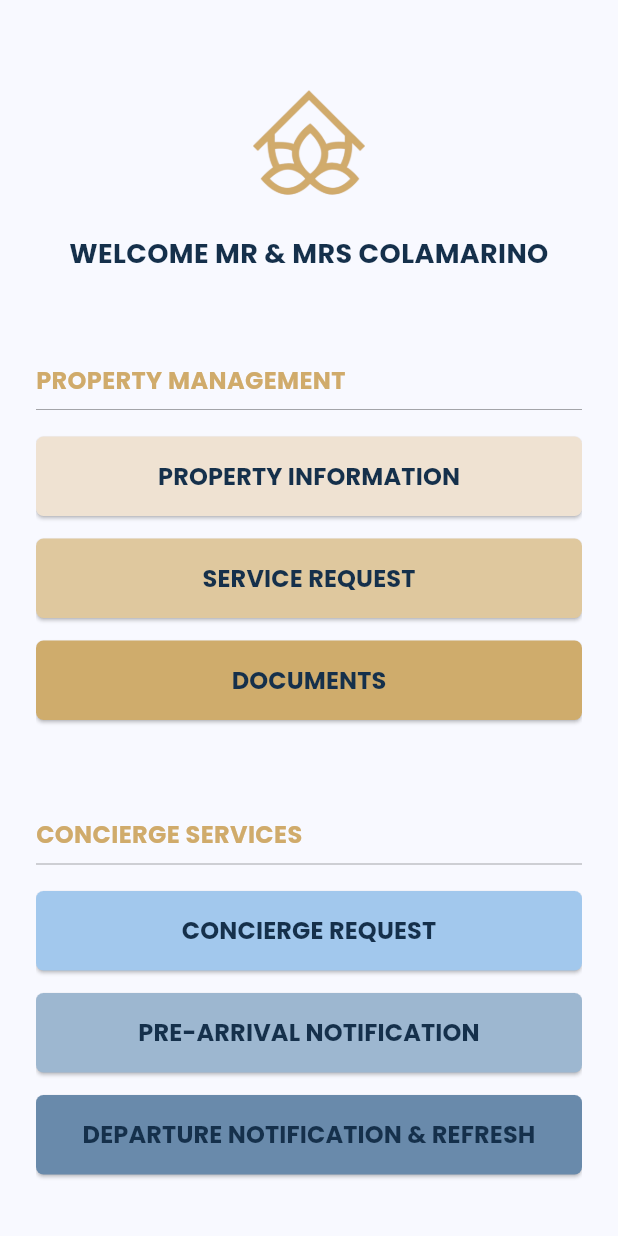
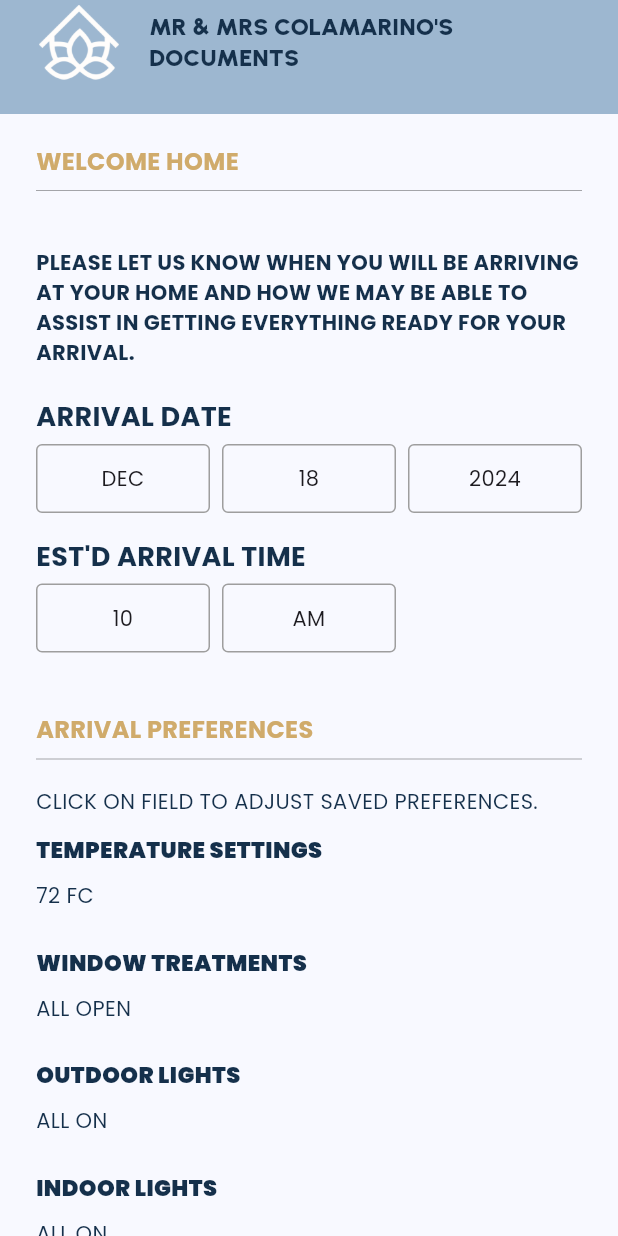
Before and after one commit to flyapex/LotusPMC-App, a Flutter app: the HomeScreen screen opened directly, after a tap on "PRE-ARRIVAL NOTIFICATION", on a phone screen of 412 x 824 dp. Run offline on Flutter 3.47's test engine with Material 3 defaults, Android fonts, the phone set to English and light mode, and no system bars; our stand-ins replace get, google_fonts; missing offline and left inert: colorful_iconify_flutter, iconify_flutter.

Commit message:
design done✅

```diff
--- a/lib/screen/home.dart
+++ b/lib/screen/home.dart
@@ -5,8 +5,10 @@ import 'package:lotuspmc/screen/service_request.dart';
 import 'package:lotuspmc/service/style/color.dart';
 
 import 'concierge_request.dart';
+import 'departure_nofitication.dart';
 import 'documents.dart';
 import 'home_improvement_services.dart';
+import 'pre_arrival_notification.dart';
 import 'widget/button.dart';
 import 'widget/text.dart';
 
@@ -71,14 +73,14 @@ class HomeScreen extends StatelessWidget {
               text: 'PRE-ARRIVAL NOTIFICATION',
               color: mutedText,
               onTap: () {
-                // Get.to(() => const PropertyInformationScreen());
+                Get.to(() => const PreArrivalNotification());
               },
             ),
             ActionButton(
               text: 'DEPARTURE NOTIFICATION & REFRESH',
               color: borderColor,
               onTap: () {
-                // Get.to(() => const PropertyInformationScreen());
+                Get.to(() => const DepartureNofitication());
               },
             ),
             const SizedBox(height: 30),
--- /dev/null
+++ b/lib/screen/pre_arrival_notification.dart
@@ -0,0 +1,92 @@
+import 'package:flutter/material.dart';
+import 'package:get/get.dart';
+import 'package:lotuspmc/screen/widget/button.dart';
+import 'package:lotuspmc/screen/widget/date_time.dart';
+import 'package:lotuspmc/service/style/color.dart';
+import 'widget/appbar.dart';
+import 'widget/text.dart';
+
+class PreArrivalNotification extends StatefulWidget {
+  const PreArrivalNotification({super.key});
+
+  @override
+  State<PreArrivalNotification> createState() => _PreArrivalNotificationState();
+}
+
+class _PreArrivalNotificationState extends State<PreArrivalNotification> {
+  @override
+  Widget build(BuildContext context) {
+    return Scaffold(
+      appBar: MyappBar(
+        title: "MR & MRS COLAMARINO'S\nDOCUMENTS",
+        backgroundColor: mutedText,
+      ),
+      body: SingleChildScrollView(
+        child: Column(
+          crossAxisAlignment: CrossAxisAlignment.start,
+          children: [
+            const TitleWithBorder(title: 'WELCOME HOME'),
+            Text(
+              'PLEASE LET US KNOW WHEN YOU WILL BE ARRIVING AT YOUR HOME AND HOW WE MAY BE ABLE TO ASSIST IN GETTING EVERYTHING READY FOR YOUR ARRIVAL.',
+              style: TextStyle(
+                fontWeight: FontWeight.bold,
+                color: secondary,
+              ),
+            ).paddingSymmetric(vertical: 20),
+            CustomDateTimePicker(
+              title: "ARRIVAL DATE",
+              subtitle: "EST'D ARRIVAL TIME",
+              initialDate: DateTime.now(),
+              onDateTimeChanged: (DateTime selectedDateTime) {
+                // Handle the selected date-time here
+                debugPrint('Selected DateTime: $selectedDateTime');
+              },
+            ),
+            const TitleWithBorder(title: 'ARRIVAL PREFERENCES').paddingOnly(
+              top: 20,
+            ),
+            Text(
+              'CLICK ON FIELD TO ADJUST SAVED PREFERENCES.',
+              style: TextStyle(
+                color: secondary,
+              ),
+            ),
+            const SubTitleWithBorder(
+              title: 'TEMPERATURE SETTINGS',
+              subtitle: '72 FC',
+            ),
+            const SubTitleWithBorder(
+              title: 'WINDOW TREATMENTS',
+              subtitle: 'ALL OPEN',
+            ),
+            const SubTitleWithBorder(
+              title: 'OUTDOOR LIGHTS',
+              subtitle: 'ALL ON',
+            ),
+            const SubTitleWithBorder(
+              title: 'INDOOR LIGHTS',
+              subtitle: 'ALL ON',
+            ),
+            SubmitButton(
+              onSubmit: () {},
+            ),
+            Text(
+              'FOR ANY ADDITIONAL SPECIAL REQUESTS REGARDING YOUR ARRIVAL, PLEASE ENTER THOSE IN THE CONCIERGE TAB.',
+              style: TextStyle(
+                color: secondary,
+                fontWeight: FontWeight.bold,
+              ),
+            ).paddingSymmetric(vertical: 20),
+            Align(
+              alignment: Alignment.topRight,
+              child: SubmitButton(
+                title: 'CONCIERGE TAB',
+                onSubmit: () {},
+              ),
+            ),
+          ],
+        ).paddingSymmetric(horizontal: 24),
+      ),
+    );
+  }
+}
--- a/lib/screen/widget/button.dart
+++ b/lib/screen/widget/button.dart
@@ -1,4 +1,5 @@
 import 'package:flutter/material.dart';
+import 'package:get/get.dart';
 import 'package:lotuspmc/service/style/color.dart';
 
 class ActionButton extends StatelessWidget {
@@ -40,3 +41,36 @@ class ActionButton extends StatelessWidget {
     );
   }
 }
+
+class SubmitButton extends StatelessWidget {
+  final Function onSubmit;
+  final String title;
+  const SubmitButton(
+      {super.key, required this.onSubmit, this.title = 'SUBMIT'});
+
+  @override
+  Widget build(BuildContext context) {
+    return ElevatedButton(
+      onPressed: () {
+        onSubmit();
+      },
+      style: ElevatedButton.styleFrom(
+          backgroundColor: lightBackground,
+          padding: const EdgeInsets.symmetric(vertical: 12, horizontal: 20),
+          shape: RoundedRectangleBorder(
+            borderRadius: BorderRadius.circular(5),
+          ),
+          textStyle:
+              const TextStyle(fontSize: 14, fontWeight: FontWeight.w100)),
+      child: Text(
+        // 'SUBMIT',
+        title,
+        style: TextStyle(
+          fontSize: 16,
+          fontWeight: FontWeight.bold,
+          color: secondary,
+        ),
+      ),
+    ).paddingSymmetric(vertical: 10);
+  }
+}
--- /dev/null
+++ b/lib/screen/widget/date_time.dart
@@ -0,0 +1,216 @@
+import 'package:flutter/cupertino.dart';
+import 'package:flutter/material.dart';
+import 'package:get/get.dart';
+import 'package:lotuspmc/service/style/color.dart';
+
+class CustomDateTimePicker extends StatefulWidget {
+  final String title;
+  final String subtitle;
+  final Function(DateTime) onDateTimeChanged;
+  final DateTime initialDate;
+
+  const CustomDateTimePicker({
+    super.key,
+    required this.title,
+    required this.subtitle,
+    required this.onDateTimeChanged,
+    required this.initialDate,
+  });
+
+  @override
+  State<CustomDateTimePicker> createState() => _CustomDateTimePickerState();
+}
+
+class _CustomDateTimePickerState extends State<CustomDateTimePicker> {
+  final List<String> months = [
+    "JAN",
+    "FEB",
+    "MAR",
+    "APR",
+    "MAY",
+    "JUN",
+    "JUL",
+    "AUG",
+    "SEP",
+    "OCT",
+    "NOV",
+    "DEC"
+  ];
+
+  late String selectedMonth;
+  late String selectedDay;
+  late String selectedYear;
+  late String selectedHour;
+  late String selectedMinute;
+  late String selectedPeriod;
+
+  @override
+  void initState() {
+    super.initState();
+    // Initialize the values based on the provided initial date
+    selectedMonth = months[widget.initialDate.month - 1];
+    selectedDay = widget.initialDate.day.toString().padLeft(2, '0');
+    selectedYear = widget.initialDate.year.toString();
+    selectedHour =
+        (widget.initialDate.hour % 12 == 0 ? 12 : widget.initialDate.hour % 12)
+            .toString()
+            .padLeft(2, '0');
+    selectedMinute = widget.initialDate.minute.toString().padLeft(2, '0');
+    selectedPeriod = widget.initialDate.hour >= 12 ? "PM" : "AM";
+  }
+
+  List<String> _getDaysInMonth(String month, String year) {
+    int monthIndex = months.indexOf(month) + 1;
+    int yearInt = int.parse(year);
+
+    // Determine the number of days in the selected month
+    int daysInMonth = DateTime(yearInt, monthIndex + 1, 0).day;
+
+    return List.generate(
+        daysInMonth, (i) => (i + 1).toString().padLeft(2, '0'));
+  }
+
+  DateTime _getSelectedDateTime() {
+    int monthIndex = months.indexOf(selectedMonth) + 1;
+    int day = int.parse(selectedDay);
+    int year = int.parse(selectedYear);
+    int hour = int.parse(selectedHour);
+    if (selectedPeriod == "PM" && hour != 12) hour += 12;
+    if (selectedPeriod == "AM" && hour == 12) hour = 0;
+    int minute = int.parse(selectedMinute);
+
+    return DateTime(year, monthIndex, day, hour, minute);
+  }
+
+  @override
+  Widget build(BuildContext context) {
+    final days = _getDaysInMonth(selectedMonth, selectedYear);
+
+    // Adjust the selected day if it's out of bounds for the current month
+    if (!days.contains(selectedDay)) {
+      selectedDay = days.first;
+    }
+
+    return Column(
+      crossAxisAlignment: CrossAxisAlignment.start,
+      children: [
+        Text(
+          widget.title,
+          style: TextStyle(
+            fontWeight: FontWeight.bold,
+            color: secondary,
+            fontSize: 18,
+          ),
+        ).paddingOnly(bottom: 5),
+        Row(
+          children: [
+            Expanded(
+              child: _buildCupertinoPicker(
+                months,
+                selectedMonth,
+                (val) => setState(() {
+                  selectedMonth = val;
+                  widget.onDateTimeChanged(_getSelectedDateTime());
+                }),
+              ),
+            ),
+            const SizedBox(width: 8),
+            Expanded(
+              child: _buildCupertinoPicker(
+                days,
+                selectedDay,
+                (val) => setState(() {
+                  selectedDay = val;
+                  widget.onDateTimeChanged(_getSelectedDateTime());
+                }),
+              ),
+            ),
+            const SizedBox(width: 8),
+            Expanded(
+              child: _buildCupertinoPicker(
+                ["2023", "2024", "2025"],
+                selectedYear,
+                (val) => setState(() {
+                  selectedYear = val;
+                  widget.onDateTimeChanged(_getSelectedDateTime());
+                }),
+              ),
+            ),
+          ],
+        ),
+        const SizedBox(height: 16),
+        Text(
+          widget.subtitle,
+          style: TextStyle(
+            fontWeight: FontWeight.bold,
+            color: secondary,
+            fontSize: 18,
+          ),
+        ).paddingOnly(bottom: 5),
+        Row(
+          children: [
+            Expanded(
+              child: _buildCupertinoPicker(
+                List.generate(12, (i) => (i + 1).toString().padLeft(2, '0')),
+                selectedHour,
+                (val) => setState(() {
+                  selectedHour = val;
+                  widget.onDateTimeChanged(_getSelectedDateTime());
+                }),
+              ),
+            ),
+            const SizedBox(width: 8),
+            Expanded(
+              child: _buildCupertinoPicker(
+                ["AM", "PM"],
+                selectedPeriod,
+                (val) => setState(() {
+                  selectedPeriod = val;
+                  widget.onDateTimeChanged(_getSelectedDateTime());
+                }),
+              ),
+            ),
+            Expanded(child: Container()),
+            const SizedBox(width: 8),
+          ],
+        ),
+      ],
+    );
+  }
+
+  Widget _buildCupertinoPicker(
+    List<String> items,
+    String selectedValue,
+    ValueChanged<String> onChanged,
+  ) {
+    return GestureDetector(
+      onTap: () {
+        showCupertinoModalPopup(
+          context: context,
+          builder: (_) => Container(
+            height: 250,
+            color: Colors.white,
+            child: CupertinoPicker(
+              itemExtent: 32,
+              scrollController: FixedExtentScrollController(
+                initialItem: items.indexOf(selectedValue),
+              ),
+              onSelectedItemChanged: (index) {
+                onChanged(items[index]);
+              },
+              children: items.map((item) => Center(child: Text(item))).toList(),
+            ),
+          ),
+        );
+      },
+      child: Container(
+        padding: const EdgeInsets.symmetric(vertical: 12, horizontal: 8),
+        decoration: BoxDecoration(
+          border: Border.all(color: Colors.grey),
+          borderRadius: BorderRadius.circular(4),
+        ),
+        child: Text(selectedValue, textAlign: TextAlign.center),
+      ),
+    );
+  }
+}
```
Also changed, not shown: lib/screen/departure_nofitication.dart (added, +52 -0 lines).
